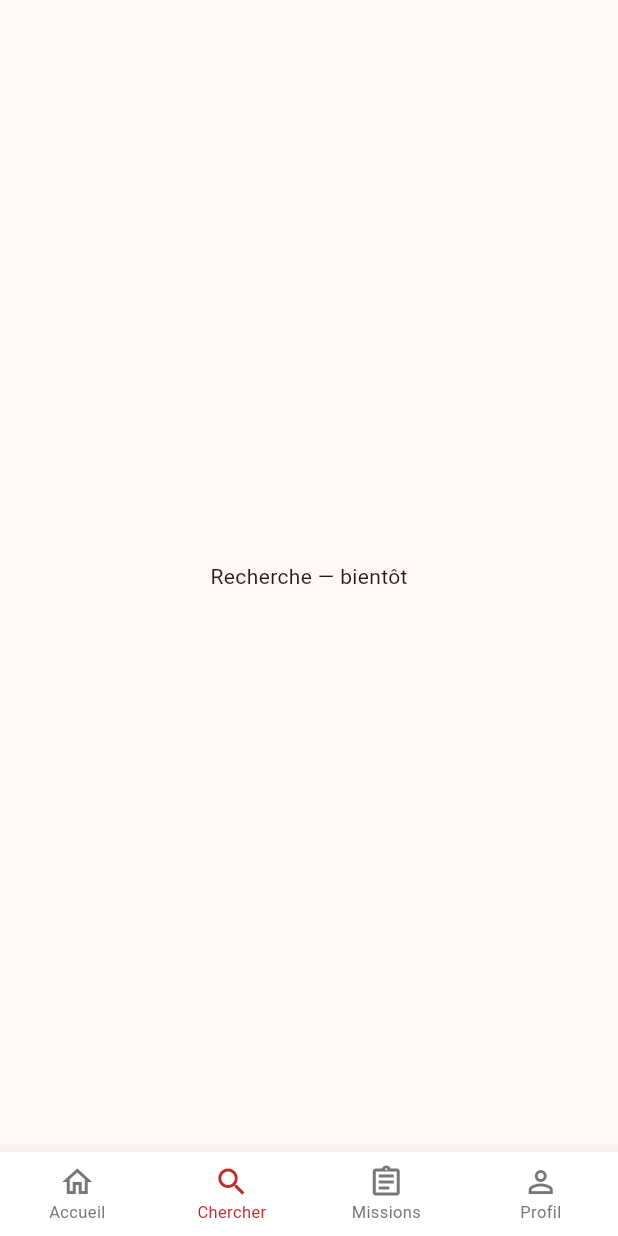
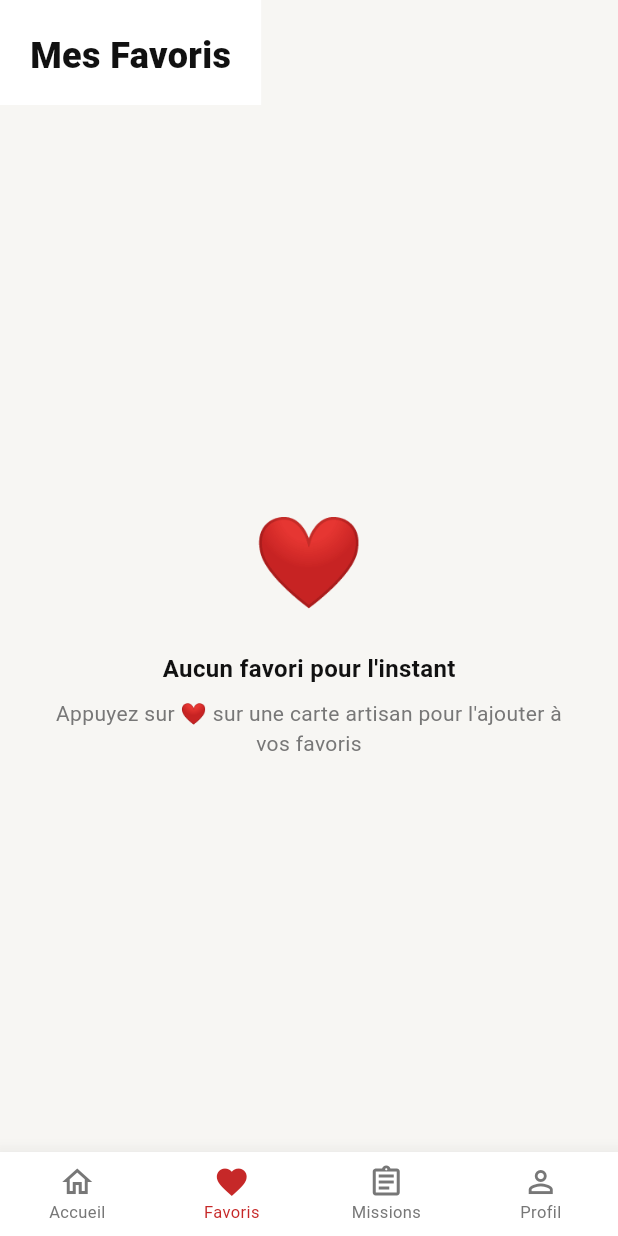
Before and after one commit to Cozisi/tondo_app, a Flutter app: the MainScreen screen opened directly, item 2 of the bottom bar chosen, on a phone screen of 412 x 824 dp. Run offline on Flutter 3.47's test engine with Material 3 defaults, Android fonts, the phone set to English and light mode, and no system bars; our stand-ins replace cloud_firestore, firebase_auth, firebase_core, shared_preferences; accounts and stored records are empty; network calls fail.

Commit message:
feat: favoris artisans, écran missions, navigation bar mise à jour

```diff
--- a/lib/main.dart
+++ b/lib/main.dart
@@ -6,6 +6,8 @@ import 'core/constants/app_colors.dart';
 import 'screens/auth/welcome_screen.dart';
 import 'screens/auth/login_screen.dart';
 import 'screens/home/home_screen.dart';
+import 'screens/missions/missions_screen.dart';
+import 'screens/favoris/favoris_screen.dart';
 
 void main() async {
   WidgetsFlutterBinding.ensureInitialized();
@@ -47,8 +49,8 @@ class _MainScreenState extends State<MainScreen> {
 
   final List<Widget> _screens = [
     const HomeScreen(),
-    const Center(child: Text('Recherche — bientôt')),
-    const Center(child: Text('Missions — bientôt')),
+    const FavorisScreen(),
+    const MissionsScreen(),
     const ProfilScreen(),
   ];
 
@@ -73,9 +75,9 @@ class _MainScreenState extends State<MainScreen> {
             label: 'Accueil',
           ),
           BottomNavigationBarItem(
-            icon: Icon(Icons.search_outlined),
-            activeIcon: Icon(Icons.search),
-            label: 'Chercher',
+            icon: Icon(Icons.favorite_border),
+            activeIcon: Icon(Icons.favorite),
+            label: 'Favoris',
           ),
           BottomNavigationBarItem(
             icon: Icon(Icons.assignment_outlined),
--- /dev/null
+++ b/lib/screens/favoris/favoris_screen.dart
@@ -0,0 +1,117 @@
+import 'package:flutter/material.dart';
+import 'package:cloud_firestore/cloud_firestore.dart';
+import '../../core/constants/app_colors.dart';
+import '../../models/artisan_model.dart';
+import '../../services/favoris_service.dart';
+import '../../widgets/artisan_card.dart';
+
+class FavorisScreen extends StatefulWidget {
+  const FavorisScreen({super.key});
+
+  @override
+  State<FavorisScreen> createState() => _FavorisScreenState();
+}
+
+class _FavorisScreenState extends State<FavorisScreen> {
+  final _service = FavorisService();
+  List<ArtisanModel> _favoris = [];
+  bool _loading = true;
+
+  @override
+  void initState() {
+    super.initState();
+    _chargerFavoris();
+  }
+
+  Future<void> _chargerFavoris() async {
+    setState(() => _loading = true);
+    final ids = await _service.getFavoris();
+    if (ids.isEmpty) {
+      setState(() {
+        _favoris = [];
+        _loading = false;
+      });
+      return;
+    }
+    final snap = await FirebaseFirestore.instance
+        .collection('artisans')
+        .where(FieldPath.documentId, whereIn: ids)
+        .get();
+    setState(() {
+      _favoris =
+          snap.docs.map((doc) => ArtisanModel.fromFirestore(doc)).toList();
+      _loading = false;
+    });
+  }
+
+  @override
+  Widget build(BuildContext context) {
+    return Scaffold(
+      backgroundColor: AppColors.bg,
+      body: SafeArea(
+        child: Column(
+          crossAxisAlignment: CrossAxisAlignment.start,
+          children: [
+            // HEADER
+            Container(
+              padding: const EdgeInsets.fromLTRB(20, 20, 20, 16),
+              color: AppColors.white,
+              child: const Text('Mes Favoris',
+                  style: TextStyle(
+                    fontSize: 24,
+                    fontWeight: FontWeight.w800,
+                    color: AppColors.black,
+                  )),
+            ),
+
+            if (_loading)
+              const Expanded(
+                child: Center(
+                  child: CircularProgressIndicator(color: AppColors.red),
+                ),
+              )
+            else if (_favoris.isEmpty)
+              Expanded(
+                child: Center(
+                  child: Padding(
+                    padding: const EdgeInsets.all(32),
+                    child: Column(
+                      mainAxisAlignment: MainAxisAlignment.center,
+                      children: const [
+                        Text('❤️', style: TextStyle(fontSize: 60)),
+                        SizedBox(height: 16),
+                        Text('Aucun favori pour l\'instant',
+                            style: TextStyle(
+                              fontSize: 16,
+                              fontWeight: FontWeight.w700,
+                              color: AppColors.black,
+                            )),
+                        SizedBox(height: 8),
+                        Text(
+                          'Appuyez sur ❤️ sur une carte artisan pour l\'ajouter à vos favoris',
+                          textAlign: TextAlign.center,
+                          style: TextStyle(color: AppColors.mid),
+                        ),
+                      ],
+                    ),
+                  ),
+                ),
+              )
+            else
+              Expanded(
+                child: RefreshIndicator(
+                  onRefresh: _chargerFavoris,
+                  color: AppColors.red,
+                  child: ListView.builder(
+                    padding: const EdgeInsets.all(16),
+                    itemCount: _favoris.length,
+                    itemBuilder: (_, i) => ArtisanCard(artisan: _favoris[i]),
+                  ),
+                ),
+              ),
+          ],
+        ),
+      ),
+    );
+  }
+}
--- /dev/null
+++ b/lib/services/favoris_service.dart
@@ -0,0 +1,26 @@
+import 'package:shared_preferences/shared_preferences.dart';
+
+class FavorisService {
+  static const _key = 'favoris';
+
+  Future<List<String>> getFavoris() async {
+    final prefs = await SharedPreferences.getInstance();
+    return prefs.getStringList(_key) ?? [];
+  }
+
+  Future<void> toggleFavori(String uid) async {
+    final prefs = await SharedPreferences.getInstance();
+    final favoris = prefs.getStringList(_key) ?? [];
+    if (favoris.contains(uid)) {
+      favoris.remove(uid);
+    } else {
+      favoris.add(uid);
+    }
+    await prefs.setStringList(_key, favoris);
+  }
+
+  Future<bool> estFavori(String uid) async {
+    final favoris = await getFavoris();
+    return favoris.contains(uid);
+  }
+}
```
Also changed, not shown: lib/screens/missions/missions_screen.dart (added, +241 -0 lines), lib/widgets/artisan_card.dart (+45 -1 lines).
